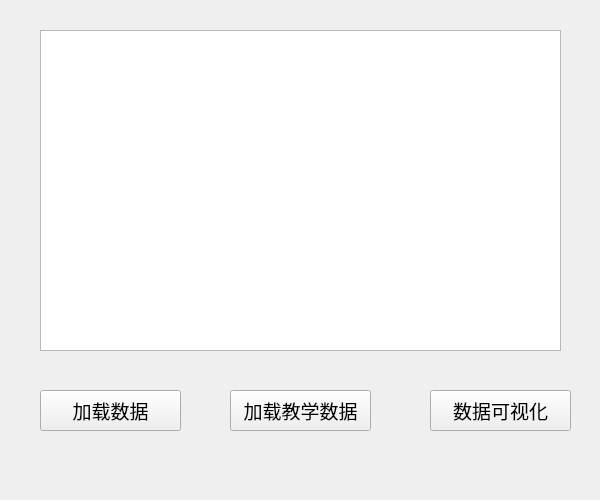
This is data_windows.ui in leechfile/bpnet-edu as Qt 5 draws it before an edit. The edited form follows.
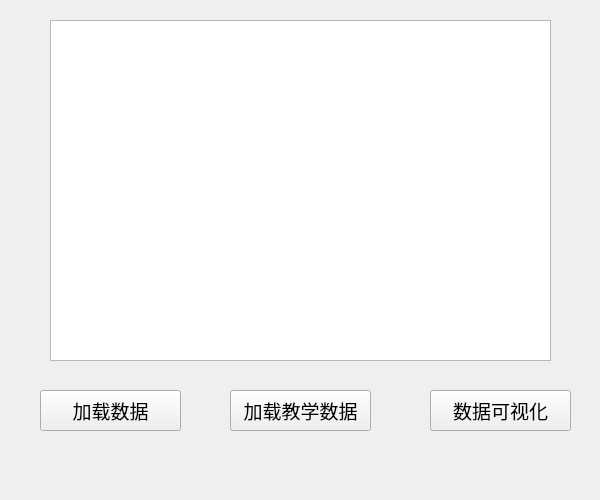
This is the edited form.

Patch:
```diff
--- a/data_windows.ui
+++ b/data_windows.ui
@@ -45,17 +45,7 @@
     <string>加载教学数据</string>
    </property>
   </widget>
-  <widget class="QTableView" name="Data">
-   <property name="geometry">
-    <rect>
-     <x>40</x>
-     <y>30</y>
-     <width>521</width>
-     <height>321</height>
-    </rect>
-   </property>
-  </widget>
-  <widget class="QPushButton" name="pushButton_3">
+  <widget class="QPushButton" name="Pre_btn">
    <property name="geometry">
     <rect>
      <x>430</x>
@@ -68,6 +58,16 @@
     <string>数据可视化</string>
    </property>
   </widget>
+  <widget class="QTableWidget" name="Data">
+   <property name="geometry">
+    <rect>
+     <x>50</x>
+     <y>20</y>
+     <width>501</width>
+     <height>341</height>
+    </rect>
+   </property>
+  </widget>
  </widget>
  <resources/>
  <connections/>
```
